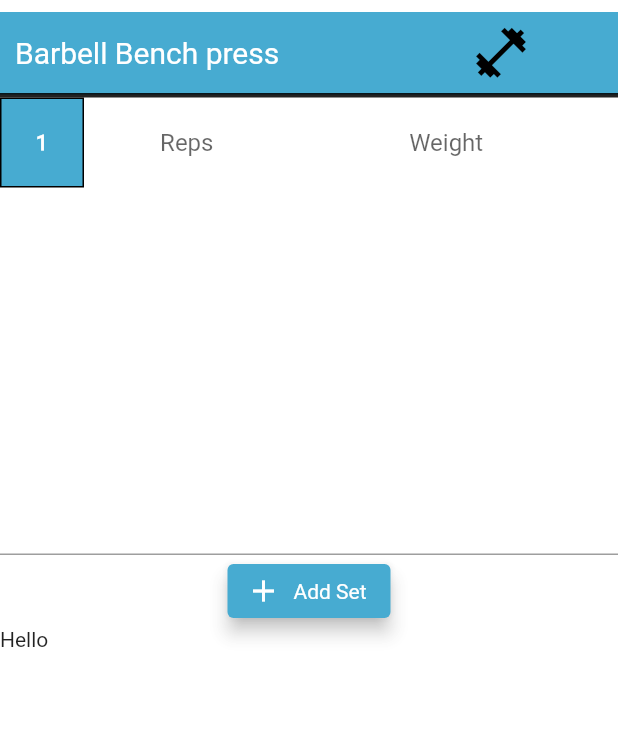
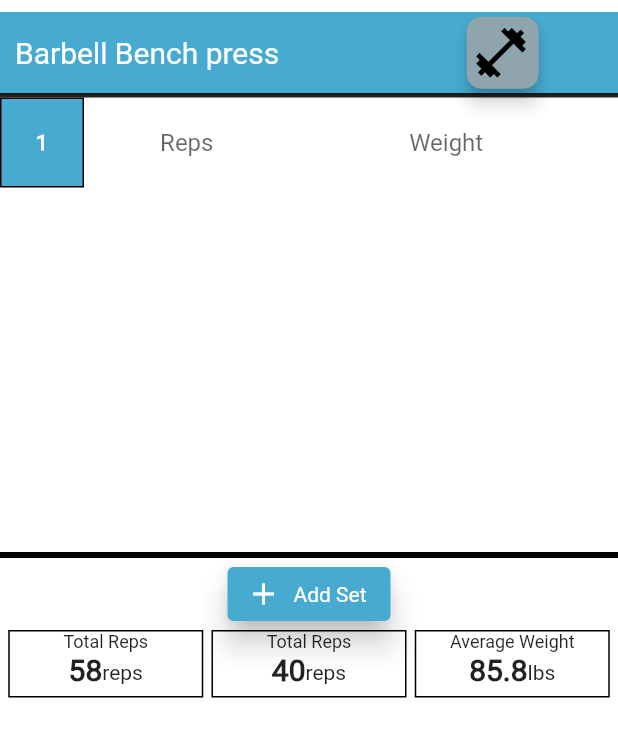
Before and after one commit to joelplotnik/HunterFit, a Flutter app: the WeightsView screen opened directly, after a tap on "Add Set", on a phone screen of 412 x 824 dp. Shown: the top 737 px of the screen. Run offline on Flutter 3.47's test engine with Material 2 defaults, Android fonts, the phone set to English and light mode, and no system bars; our stand-ins replace flutter_svg, font_awesome_flutter, google_maps_flutter, location, sqflite; accounts and stored records are empty.

Commit message:
added weigtlifting data

```diff
--- a/lib/constants.dart
+++ b/lib/constants.dart
@@ -1,3 +1,10 @@
 import 'package:flutter/material.dart';
 
-const hunterColor = Color(0xFF47ABD1);
+const kHunterColor = Color(0xFF47ABD1);
+const kWeightsDataTitle = TextStyle(
+  fontSize: 12,
+);
+const kWeightsData = TextStyle(
+  fontSize: 20,
+  fontWeight: FontWeight.bold,
+);
--- a/lib/view/weights/components/set_card.dart
+++ b/lib/view/weights/components/set_card.dart
@@ -5,12 +5,12 @@ BoxDecoration myBoxDecoration() {
   return BoxDecoration(border: Border.all(), color: const Color(0xFF47ABD1));
 }
 
-class createSetCard {
-  createSetCard(this.setNumber);
+class SetCard {
+  SetCard(this.setNumber);
 
   int setNumber;
 
-  Widget setCard() {
+  Widget createSetCard() {
     return Row(
       children: [
         Expanded(
--- a/lib/view/weights/weights_view.dart
+++ b/lib/view/weights/weights_view.dart
@@ -1,6 +1,7 @@
 import 'package:flutter/material.dart';
 import 'package:hunter_fit/view/weights/components/set_card.dart';
 import 'package:hunter_fit/constants.dart' as constants;
+import 'workouts_list.dart';
 //import 'package:hunter_fit/view/weightlifting.dart';
 //import 'package:hunter_fit/widgets/countdown_timer.dart';
 
@@ -26,7 +27,7 @@ class _WeightsViewState extends State<WeightsView> {
           ),
           Container(
             height: 55,
-            color: constants.hunterColor,
+            color: constants.kHunterColor,
             alignment: const Alignment(-.9, -.1),
             child: Row(
               children: [
@@ -46,8 +47,14 @@ class _WeightsViewState extends State<WeightsView> {
                 RotatedBox(
                   quarterTurns: 1,
                   child: Material(
-                    type: MaterialType.transparency,
+                    shape: RoundedRectangleBorder(
+                      borderRadius: BorderRadius.circular(10),
+                    ),
+                    color: Colors.blueGrey.shade300,
+                    elevation: 5,
+                    clipBehavior: Clip.hardEdge,
                     child: IconButton(
+                      splashColor: Colors.white,
                       alignment: Alignment.center,
                       padding: EdgeInsets.only(bottom: 10, top: 5),
                       icon: Icon(
@@ -55,10 +62,17 @@ class _WeightsViewState extends State<WeightsView> {
                         size: 40,
                         color: Colors.black,
                       ),
-                      onPressed: () {},
+                      onPressed: () {
+                        Navigator.push(
+                          context,
+                          MaterialPageRoute(
+                            builder: (context) => WorkoutsList(),
+                          ),
+                        );
+                      },
                     ),
                   ),
-                )
+                ),
               ],
             ),
           ),
@@ -85,9 +99,9 @@ class _WeightsViewState extends State<WeightsView> {
             ),
           ),
           Divider(
-            color: Colors.grey,
-            height: 1,
-            thickness: 1,
+            color: Colors.black,
+            height: 3,
+            thickness: 4,
           ),
           Row(
             crossAxisAlignment: CrossAxisAlignment.start,
@@ -95,13 +109,13 @@ class _WeightsViewState extends State<WeightsView> {
             children: [
               ElevatedButton.icon(
                 style: ElevatedButton.styleFrom(
-                  elevation: 5,
-                  primary: constants.hunterColor,
+                  elevation: 8,
+                  primary: constants.kHunterColor,
                 ),
                 onPressed: () {
                   setState(() {
-                    createSetCard card = createSetCard(setNumber);
-                    _setsList.add(card.setCard());
+                    SetCard card = SetCard(setNumber);
+                    _setsList.add(card.createSetCard());
                     setNumber++;
                   });
                 },
@@ -110,10 +124,100 @@ class _WeightsViewState extends State<WeightsView> {
               ),
             ],
           ),
-          Row(
-            children: [
-              Text('Hello'),
-            ],
+          Expanded(
+            child: Row(
+              crossAxisAlignment: CrossAxisAlignment.start,
+              mainAxisAlignment: MainAxisAlignment.spaceEvenly,
+              children: [
+                Container(
+                  height: 45,
+                  width: 130,
+                  decoration: BoxDecoration(
+                    border: Border.all(
+                      color: Colors.black,
+                    ),
+                  ),
+                  child: Column(
+                    children: [
+                      Text(
+                        "Total Reps",
+                        style: constants.kWeightsDataTitle,
+                      ),
+                      Row(
+                        mainAxisAlignment: MainAxisAlignment.center,
+                        crossAxisAlignment: CrossAxisAlignment.baseline,
+                        textBaseline: TextBaseline.alphabetic,
+                        children: [
+                          Text(
+                            '58',
+                            style: constants.kWeightsData,
+                          ),
+                          Text('reps'),
+                        ],
+                      ),
+                    ],
+                  ),
+                ),
+                Container(
+                  height: 45,
+                  width: 130,
+                  decoration: BoxDecoration(
+                    border: Border.all(
+                      color: Colors.black,
+                    ),
+                  ),
+                  child: Column(
+                    children: [
+                      Text(
+                        "Total Reps",
+                        style: constants.kWeightsDataTitle,
+                      ),
+                      Row(
+                        mainAxisAlignment: MainAxisAlignment.center,
+                        crossAxisAlignment: CrossAxisAlignment.baseline,
+                        textBaseline: TextBaseline.alphabetic,
+                        children: [
+                          Text(
+                            '40',
+                            style: constants.kWeightsData,
+                          ),
+                          Text('reps'),
+                        ],
+                      ),
+                    ],
+                  ),
+                ),
+                Container(
+                  height: 45,
+                  width: 130,
+                  decoration: BoxDecoration(
+                    border: Border.all(
+                      color: Colors.black,
+                    ),
+                  ),
+                  child: Column(
+                    children: [
+                      Text(
+                        "Average Weight",
+                        style: constants.kWeightsDataTitle,
+                      ),
+                      Row(
+                        mainAxisAlignment: MainAxisAlignment.center,
+                        crossAxisAlignment: CrossAxisAlignment.baseline,
+                        textBaseline: TextBaseline.alphabetic,
+                        children: [
+                          Text(
+                            '85.8',
+                            style: constants.kWeightsData,
+                          ),
+                          Text('lbs'),
+                        ],
+                      ),
+                    ],
+                  ),
+                ),
+              ],
+            ),
           )
         ],
       ),
--- /dev/null
+++ b/lib/view/weights/workouts_list.dart
@@ -0,0 +1,27 @@
+import 'package:flutter/cupertino.dart';
+import 'package:flutter/material.dart';
+import 'package:hunter_fit/constants.dart' as constants;
+
+class WorkoutsList extends StatefulWidget {
+  const WorkoutsList({Key? key}) : super(key: key);
+
+  @override
+  _WorkoutsListState createState() => _WorkoutsListState();
+}
+
+class _WorkoutsListState extends State<WorkoutsList> {
+  @override
+  Widget build(BuildContext context) {
+    return Scaffold(
+      appBar: AppBar(
+        backgroundColor: constants.kHunterColor,
+        title: Text('WORKOUTS'),
+      ),
+      body: Column(
+        children: [
+          Text("hi"),
+        ],
+      ),
+    );
+  }
+}
```
